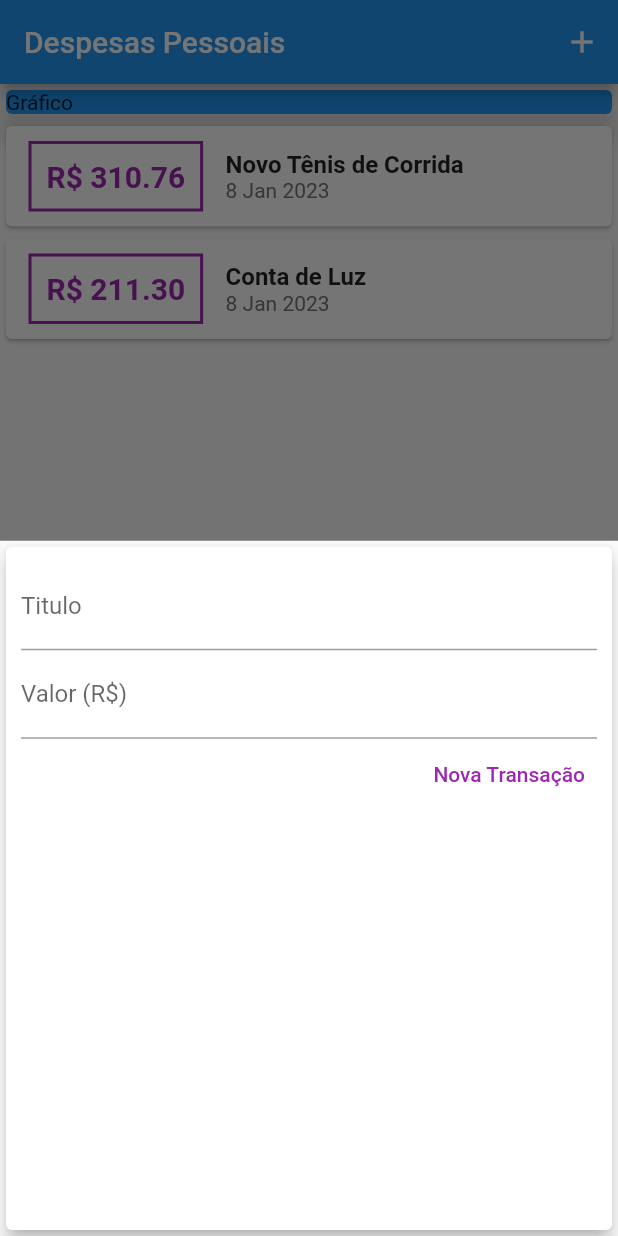
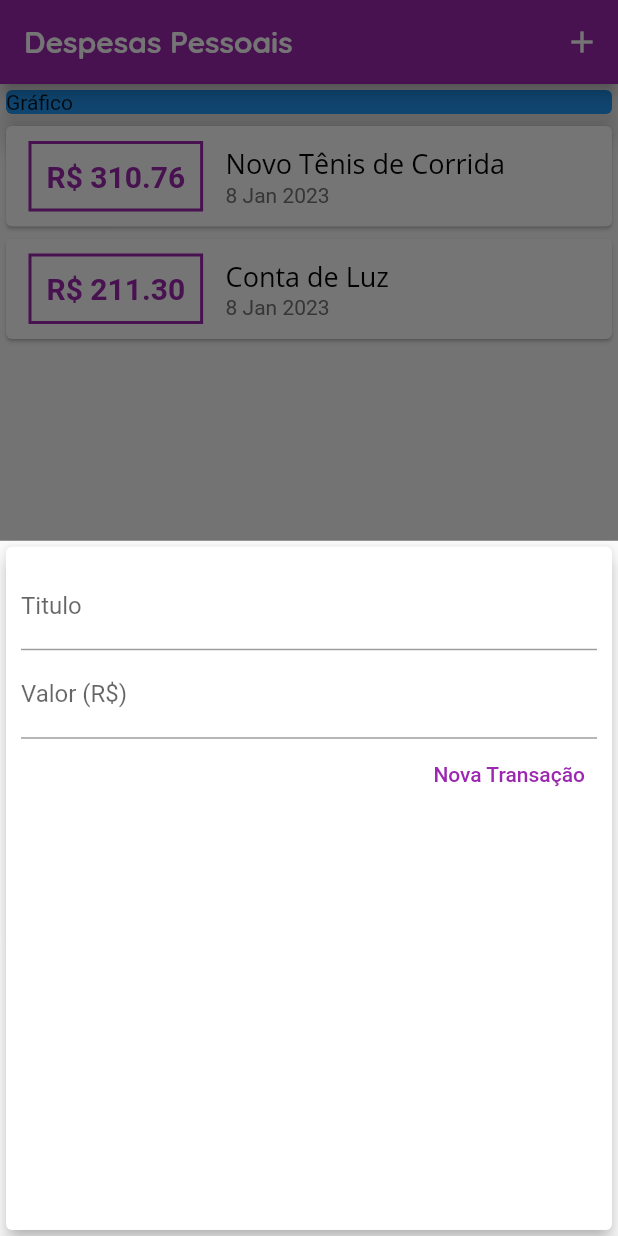
Before and after one commit to silvaalexsander/App-Expenses-Flutter, a Flutter app: the screen it shows after launch, after a tap on the "add" icon, on a phone screen of 412 x 824 dp. Run offline on Flutter 3.47's test engine with Material 2 defaults, Android fonts, the phone set to English and light mode, and no system bars.

Commit message:
Adicionando cores padrões e fontes

```diff
--- a/lib/components/transaction_form.dart
+++ b/lib/components/transaction_form.dart
@@ -2,20 +2,25 @@
 
 import 'package:flutter/material.dart';
 
-class TransactionForm extends StatelessWidget {
+class TransactionForm extends StatefulWidget {
+  final void Function(String, double) onSubmit;
+  TransactionForm(this.onSubmit);
+
+  @override
+  State<TransactionForm> createState() => _TransactionFormState();
+}
+
+class _TransactionFormState extends State<TransactionForm> {
   final titleController = TextEditingController();
   final valueController = TextEditingController();
-  final void Function(String, double) onSubmit;
 
-  TransactionForm(this.onSubmit);
-
-  _submitForm () {
+  _submitForm() {
     final title = titleController.text;
     final value = double.tryParse(valueController.text) ?? 0.0;
-    if(title.isEmpty || value <= 0){
+    if (title.isEmpty || value <= 0) {
       return;
     }
-    onSubmit(title, value);
+    widget.onSubmit(title, value);
   }
 
   @override
@@ -44,7 +49,8 @@ class TransactionForm extends StatelessWidget {
                     // ignore: sort_child_properties_last
                     child: Text(
                       'Nova Transação',
-                      style: TextStyle(color: Colors.purple),
+                      style: TextStyle(
+                          color: Theme.of(context).colorScheme.primary),
                     ),
                     onPressed: _submitForm,
                   ),
--- a/lib/components/transaction_list.dart
+++ b/lib/components/transaction_list.dart
@@ -24,26 +24,24 @@ class TransactionList extends StatelessWidget {
                   margin: EdgeInsets.symmetric(horizontal: 15, vertical: 10),
                   decoration: BoxDecoration(
                       border: Border.all(
-                    color: Colors.purple,
+                    color: Theme.of(context).colorScheme.primary,
                     width: 2,
                   )),
                   padding: EdgeInsets.all(10),
                   child: Text(
                     'R\$ ${tr.value.toStringAsFixed(2)}',
                     style: TextStyle(
-                        fontWeight: FontWeight.bold,
-                        fontSize: 20,
-                        color: Colors.purple),
+                      fontWeight: FontWeight.bold,
+                      fontSize: 20,
+                      color: Theme.of(context).colorScheme.primary,
+                    ),
                   ),
                 ),
                 Column(
                   crossAxisAlignment: CrossAxisAlignment.start,
                   children: [
-                    Text(
-                      tr.title,
-                      style:
-                          TextStyle(fontSize: 16, fontWeight: FontWeight.bold),
-                    ),
+                    Text(tr.title,
+                        style: Theme.of(context).textTheme.headline6),
                     Text(
                       DateFormat('d MMM y').format(tr.date),
                       style: TextStyle(color: Colors.grey[600]),
--- a/lib/main.dart
+++ b/lib/main.dart
@@ -10,12 +10,31 @@ import 'models/transaction.dart';
 main() => runApp(ExpensesApp());
 
 class ExpensesApp extends StatelessWidget {
-  const ExpensesApp({super.key});
-
   @override
   Widget build(BuildContext context) {
+    final ThemeData tema = ThemeData();
+
     return MaterialApp(
       home: MyHomePage(),
+      theme: tema.copyWith(
+          colorScheme: tema.colorScheme.copyWith(
+            primary: Colors.purple,
+            secondary: Colors.amber,
+          ),
+          textTheme: tema.textTheme.copyWith(
+            headline6: TextStyle(
+              fontFamily: 'OpenSans',
+              fontSize: 18,
+              color: Colors.black,
+            ),
+          ),
+          appBarTheme: AppBarTheme(
+            titleTextStyle: TextStyle(
+              fontFamily: 'Quicksand',
+              fontSize: 20,
+              fontWeight: FontWeight.bold,
+            ),
+          )),
     );
   }
 }
@@ -26,8 +45,7 @@ class MyHomePage extends StatefulWidget {
 }
 
 class _MyHomePageState extends State<MyHomePage> {
-
-   final _transactions = [
+  final _transactions = [
     Transaction(
       id: 't1',
       title: 'Novo Tênis de Corrida',
@@ -40,18 +58,17 @@ class _MyHomePageState extends State<MyHomePage> {
       value: 211.30,
       date: DateTime.now(),
     ),
+  ];
 
-
-  ];
   _openTransactionFormModal(BuildContext context) {
     showModalBottomSheet(
         context: context,
         builder: (_) {
           return TransactionForm(_addTransaction);
-    });
+        });
   }
 
-   _addTransaction(String title, double value) {
+  _addTransaction(String title, double value) {
     final newTransaction = Transaction(
       id: Random().nextDouble().toString(),
       title: title,
@@ -62,6 +79,8 @@ class _MyHomePageState extends State<MyHomePage> {
     setState(() {
       _transactions.add(newTransaction);
     });
+
+    Navigator.of(context).pop();
   }
 
   @override
```
Also changed, not shown: pubspec.yaml (+11 -6 lines), assets/fonts/OpenSans-Bold.ttf (added), assets/fonts/OpenSans-Regular.ttf (added), assets/fonts/Quicksand-Bold.ttf (added), assets/fonts/Quicksand-Light.ttf (added), assets/fonts/Quicksand-Medium.ttf (added), assets/fonts/Quicksand-Regular.ttf (added).
